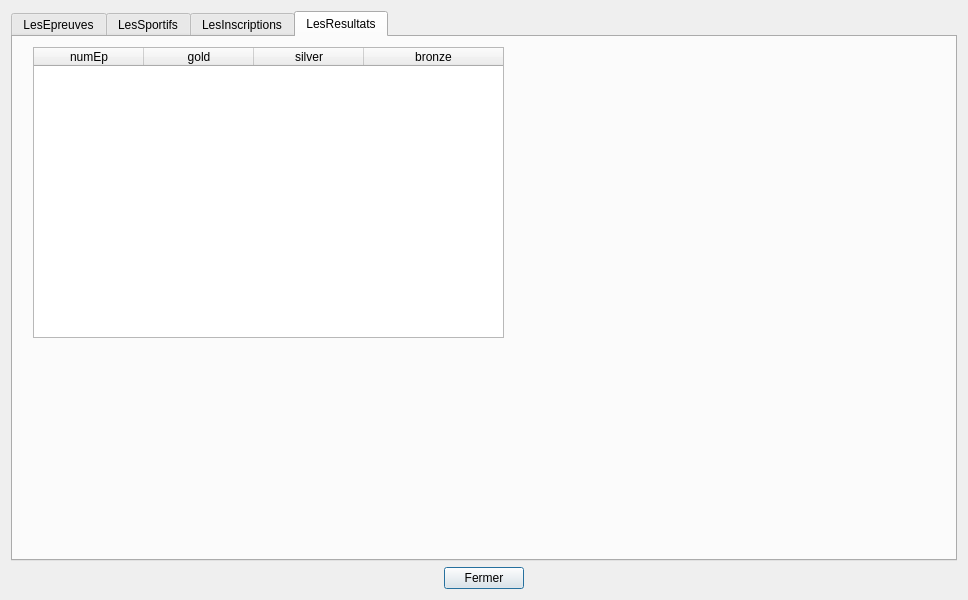
ParadauxIO/cebd-proj-partie2, file gui/v1_tablesData.ui: the form before one commit.
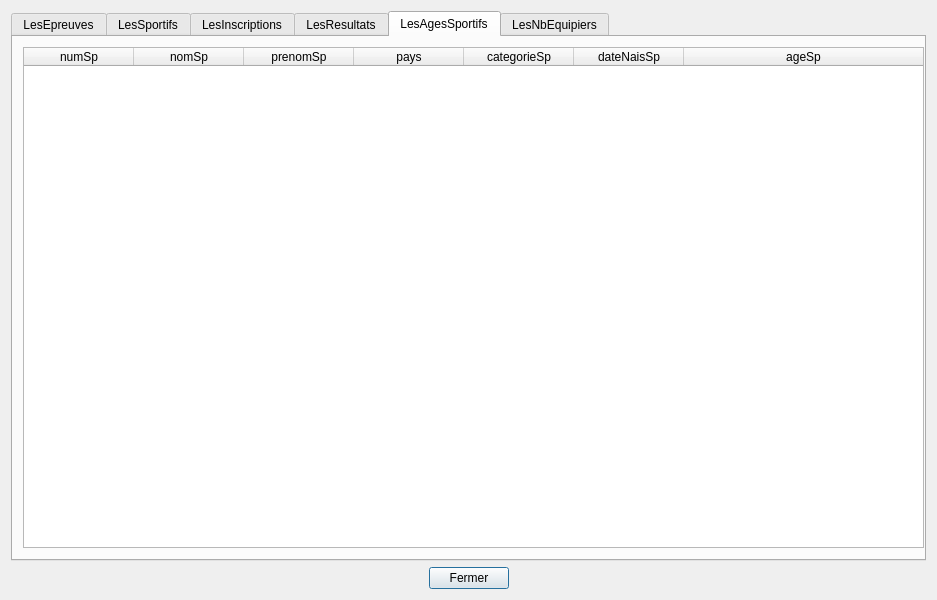
The form after the commit.

What changed in the file:
```diff
--- a/gui/v1_tablesData.ui
+++ b/gui/v1_tablesData.ui
@@ -6,7 +6,7 @@
    <rect>
     <x>0</x>
     <y>0</y>
-    <width>968</width>
+    <width>937</width>
     <height>600</height>
    </rect>
   </property>
@@ -29,7 +29,7 @@
    <item>
     <widget class="QTabWidget" name="unique_view">
      <property name="currentIndex">
-      <number>3</number>
+      <number>4</number>
      </property>
      <widget class="QWidget" name="tabEpreuves">
       <attribute name="title">
@@ -479,6 +479,217 @@
        </property>
       </widget>
      </widget>
+     <widget class="QWidget" name="tab_3">
+      <attribute name="title">
+       <string>LesAgesSportifs</string>
+      </attribute>
+      <widget class="QLabel" name="labelAgeSportifs">
+       <property name="geometry">
+        <rect>
+         <x>20</x>
+         <y>510</y>
+         <width>926</width>
+         <height>13</height>
+        </rect>
+       </property>
+       <property name="palette">
+        <palette>
+         <active>
+          <colorrole role="WindowText">
+           <brush brushstyle="SolidPattern">
+            <color alpha="255">
+             <red>255</red>
+             <green>0</green>
+             <blue>0</blue>
+            </color>
+           </brush>
+          </colorrole>
+         </active>
+         <inactive>
+          <colorrole role="WindowText">
+           <brush brushstyle="SolidPattern">
+            <color alpha="255">
+             <red>255</red>
+             <green>0</green>
+             <blue>0</blue>
+            </color>
+           </brush>
+          </colorrole>
+         </inactive>
+         <disabled>
+          <colorrole role="WindowText">
+           <brush brushstyle="SolidPattern">
+            <color alpha="255">
+             <red>120</red>
+             <green>120</green>
+             <blue>120</blue>
+            </color>
+           </brush>
+          </colorrole>
+         </disabled>
+        </palette>
+       </property>
+       <property name="text">
+        <string/>
+       </property>
+       <property name="scaledContents">
+        <bool>true</bool>
+       </property>
+       <property name="alignment">
+        <set>Qt::AlignCenter</set>
+       </property>
+      </widget>
+      <widget class="QTableWidget" name="tableAgeSportifs">
+       <property name="geometry">
+        <rect>
+         <x>10</x>
+         <y>10</y>
+         <width>901</width>
+         <height>501</height>
+        </rect>
+       </property>
+       <attribute name="horizontalHeaderDefaultSectionSize">
+        <number>110</number>
+       </attribute>
+       <attribute name="horizontalHeaderMinimumSectionSize">
+        <number>50</number>
+       </attribute>
+       <attribute name="horizontalHeaderStretchLastSection">
+        <bool>true</bool>
+       </attribute>
+       <attribute name="verticalHeaderVisible">
+        <bool>false</bool>
+       </attribute>
+       <column>
+        <property name="text">
+         <string>numSp</string>
+        </property>
+       </column>
+       <column>
+        <property name="text">
+         <string>nomSp</string>
+        </property>
+       </column>
+       <column>
+        <property name="text">
+         <string>prenomSp</string>
+        </property>
+       </column>
+       <column>
+        <property name="text">
+         <string>pays</string>
+        </property>
+       </column>
+       <column>
+        <property name="text">
+         <string>categorieSp</string>
+        </property>
+       </column>
+       <column>
+        <property name="text">
+         <string>dateNaisSp</string>
+        </property>
+       </column>
+       <column>
+        <property name="text">
+         <string>ageSp</string>
+        </property>
+       </column>
+      </widget>
+     </widget>
+     <widget class="QWidget" name="tab_4">
+      <attribute name="title">
+       <string>LesNbEquipiers</string>
+      </attribute>
+      <widget class="QLabel" name="labelNbEquipiers">
+       <property name="geometry">
+        <rect>
+         <x>10</x>
+         <y>500</y>
+         <width>926</width>
+         <height>13</height>
+        </rect>
+       </property>
+       <property name="palette">
+        <palette>
+         <active>
+          <colorrole role="WindowText">
+           <brush brushstyle="SolidPattern">
+            <color alpha="255">
+             <red>255</red>
+             <green>0</green>
+             <blue>0</blue>
+            </color>
+           </brush>
+          </colorrole>
+         </active>
+         <inactive>
+          <colorrole role="WindowText">
+           <brush brushstyle="SolidPattern">
+            <color alpha="255">
+             <red>255</red>
+             <green>0</green>
+             <blue>0</blue>
+            </color>
+           </brush>
+          </colorrole>
+         </inactive>
+         <disabled>
+          <colorrole role="WindowText">
+           <brush brushstyle="SolidPattern">
+            <color alpha="255">
+             <red>120</red>
+             <green>120</green>
+             <blue>120</blue>
+            </color>
+           </brush>
+          </colorrole>
+         </disabled>
+        </palette>
+       </property>
+       <property name="text">
+        <string/>
+       </property>
+       <property name="scaledContents">
+        <bool>true</bool>
+       </property>
+       <property name="alignment">
+        <set>Qt::AlignCenter</set>
+       </property>
+      </widget>
+      <widget class="QTableWidget" name="tableNbEquipiers">
+       <property name="geometry">
+        <rect>
+         <x>0</x>
+         <y>10</y>
+         <width>271</width>
+         <height>481</height>
+        </rect>
+       </property>
+       <attribute name="horizontalHeaderDefaultSectionSize">
+        <number>110</number>
+       </attribute>
+       <attribute name="horizontalHeaderMinimumSectionSize">
+        <number>50</number>
+       </attribute>
+       <attribute name="horizontalHeaderStretchLastSection">
+        <bool>true</bool>
+       </attribute>
+       <attribute name="verticalHeaderVisible">
+        <bool>false</bool>
+       </attribute>
+       <column>
+        <property name="text">
+         <string>numEq</string>
+        </property>
+       </column>
+       <column>
+        <property name="text">
+         <string>nbEquipiersEq</string>
+        </property>
+       </column>
+      </widget>
+     </widget>
     </widget>
    </item>
    <item>
```
